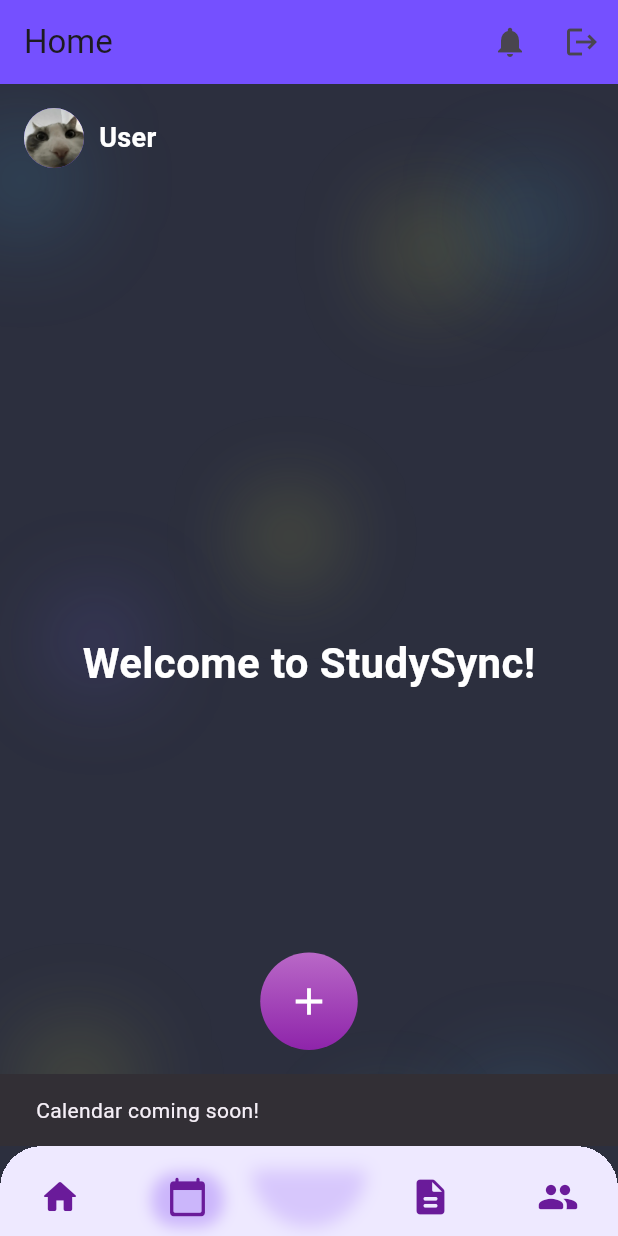
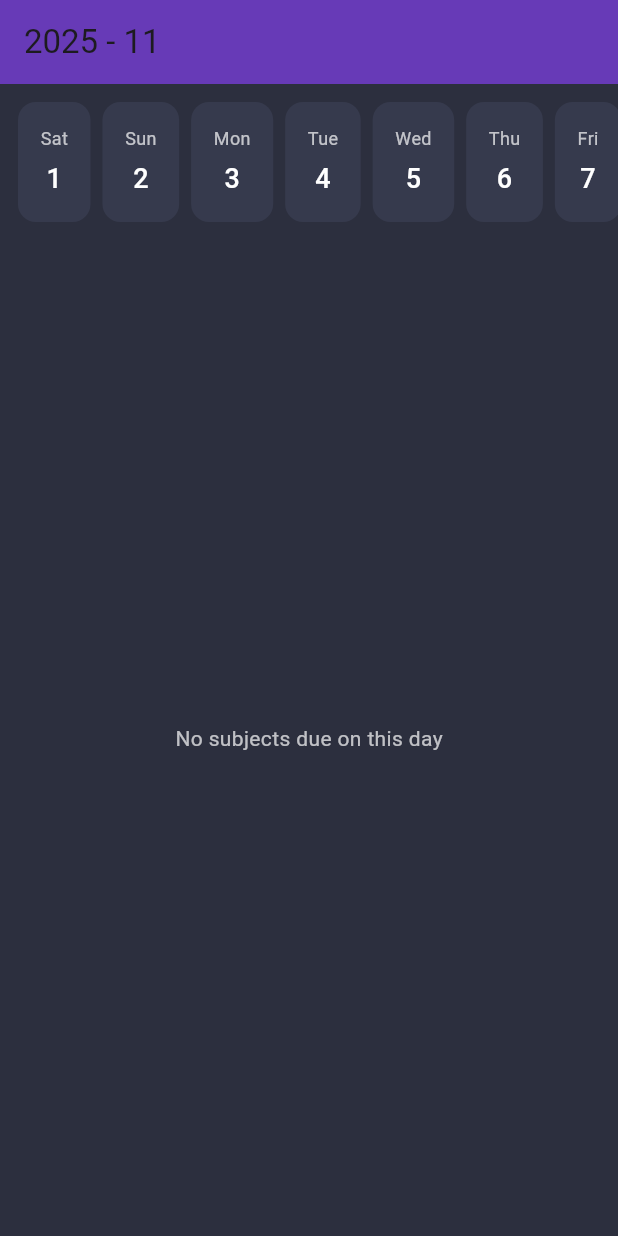
Before and after one commit to botyw7zin/my_app, a Flutter app: the Home screen opened by its route, item 2 of the bottom bar chosen, on a phone screen of 412 x 824 dp. Run offline on Flutter 3.47's test engine with Material 3 defaults, Android fonts, the phone set to English and light mode, and no system bars; our stand-ins replace cloud_firestore, connectivity_plus, firebase_auth, firebase_core, google_sign_in, hive and 2 more; missing offline and left inert: workmanager; accounts and stored records are empty; network calls fail; statements that could not run were skipped.

Commit message:
zaaaaaa7 nsa

```diff
--- /dev/null
+++ b/lib/screens/calendar_screen.dart
@@ -0,0 +1,203 @@
+import 'package:cloud_firestore/cloud_firestore.dart';
+import 'package:firebase_auth/firebase_auth.dart';
+import 'package:flutter/material.dart';
+import '../models/subject_model.dart';
+
+class CalendarScreen extends StatefulWidget {
+  const CalendarScreen({super.key});
+
+  @override
+  State<CalendarScreen> createState() => _CalendarScreenState();
+}
+
+class _CalendarScreenState extends State<CalendarScreen> {
+  late DateTime _today;
+  late DateTime _firstOfMonth;
+  late DateTime _lastOfMonth;
+  late DateTime _selected;
+
+  @override
+  void initState() {
+    super.initState();
+    _today = DateTime.now();
+    _firstOfMonth = DateTime(_today.year, _today.month, 1);
+    _lastOfMonth = DateTime(_today.year, _today.month + 1, 0);
+    _selected = DateTime(_today.year, _today.month, _today.day);
+  }
+
+  List<DateTime> _daysInMonth() {
+    final days = <DateTime>[];
+    for (int d = 1; d <= _lastOfMonth.day; d++) {
+      days.add(DateTime(_firstOfMonth.year, _firstOfMonth.month, d));
+    }
+    return days;
+  }
+
+  DateTime _startOfDay(DateTime d) => DateTime(d.year, d.month, d.day);
+  DateTime _endOfDay(DateTime d) => DateTime(d.year, d.month, d.day + 1);
+
+  Stream<QuerySnapshot<Map<String, dynamic>>> _subjectsForSelectedDay() {
+    final uid = FirebaseAuth.instance.currentUser!.uid;
+    final start = Timestamp.fromDate(_startOfDay(_selected));
+    final end = Timestamp.fromDate(_endOfDay(_selected));
+    return FirebaseFirestore.instance
+        .collection('users')
+        .doc(uid)
+        .collection('subjects')
+        .where('deadline', isGreaterThanOrEqualTo: start)
+        .where('deadline', isLessThan: end)
+        .orderBy('deadline')
+        .snapshots();
+  }
+
+  @override
+  Widget build(BuildContext context) {
+    final days = _daysInMonth();
+
+    return Scaffold(
+      backgroundColor: const Color(0xFF2C2F3E),
+      appBar: AppBar(
+        title: Text(
+          '${_today.year} - ${_today.month.toString().padLeft(2, '0')}',
+        ),
+        backgroundColor: Colors.deepPurple,
+      ),
+      body: Column(
+        children: [
+          const SizedBox(height: 12),
+          SizedBox(
+            height: 80,
+            child: ListView.separated(
+              padding: const EdgeInsets.symmetric(horizontal: 12),
+              scrollDirection: Axis.horizontal,
+              itemCount: days.length,
+              separatorBuilder: (_, __) => const SizedBox(width: 8),
+              itemBuilder: (context, index) {
+                final day = days[index];
+                final isSelected = day.year == _selected.year &&
+                    day.month == _selected.month &&
+                    day.day == _selected.day;
+
+                return GestureDetector(
+                  onTap: () => setState(() => _selected = day),
+                  child: AnimatedContainer(
+                    duration: const Duration(milliseconds: 150),
+                    padding: const EdgeInsets.symmetric(
+                        horizontal: 14, vertical: 10),
+                    decoration: BoxDecoration(
+                      color: isSelected
+                          ? const Color(0xFF7550FF)
+                          : const Color(0xFF363A4D),
+                      borderRadius: BorderRadius.circular(12),
+                      border: Border.all(
+                        color: isSelected
+                            ? const Color(0xFF9C84FF)
+                            : Colors.transparent,
+                      ),
+                    ),
+                    child: Column(
+                      mainAxisAlignment: MainAxisAlignment.center,
+                      children: [
+                        Text(
+                          ['Sun', 'Mon', 'Tue', 'Wed', 'Thu', 'Fri', 'Sat']
+                              [day.weekday % 7],
+                          style: TextStyle(
+                            color: isSelected
+                                ? Colors.white
+                                : Colors.white70,
+                            fontSize: 12,
+                          ),
+                        ),
+                        const SizedBox(height: 6),
+                        Text(
+                          day.day.toString(),
+                          style: TextStyle(
+                            color: Colors.white,
+                            fontSize: 18,
+                            fontWeight:
+                                isSelected ? FontWeight.w700 : FontWeight.w500,
+                          ),
+                        ),
+                      ],
+                    ),
+                  ),
+                );
+              },
+            ),
+          ),
+          const SizedBox(height: 12),
+          Expanded(
+            child: StreamBuilder<QuerySnapshot<Map<String, dynamic>>>(
+              stream: _subjectsForSelectedDay(),
+              builder: (context, snapshot) {
+                if (snapshot.connectionState == ConnectionState.waiting) {
+                  return const Center(
+                    child:
+                        CircularProgressIndicator(color: Colors.deepPurple),
+                  );
+                }
+                final docs = snapshot.data?.docs ?? [];
+                if (docs.isEmpty) {
+                  return const Center(
+                    child: Text(
+                      'No subjects due on this day',
+                      style: TextStyle(color: Colors.white70),
+                    ),
+                  );
+                }
+
+                return ListView.separated(
+                  padding: const EdgeInsets.all(16),
+                  itemCount: docs.length,
+                  separatorBuilder: (_, __) => const SizedBox(height: 10),
+                  itemBuilder: (context, index) {
+                    final data = docs[index].data();
+                    final title = (data['name'] ?? 'Untitled') as String;
+                    final type = (data['type'] ?? '') as String;
+                    final ts = data['deadline'] as Timestamp?;
+                    final deadline = ts?.toDate();
+
+                    return Container(
+                      decoration: BoxDecoration(
+                        color: const Color(0xFF363A4D),
+                        borderRadius: BorderRadius.circular(12),
+                      ),
+                      child: ListTile(
+                        title: Text(
+                          title,
+                          style: const TextStyle(color: Colors.white),
+                        ),
+                        subtitle: Column(
+                          crossAxisAlignment: CrossAxisAlignment.start,
+                          children: [
+                            if (type.isNotEmpty)
+                              Text(
+                                type,
+                                style: const TextStyle(
+                                    color: Colors.white70, fontSize: 12),
+                              ),
+                            if (deadline != null)
+                              Text(
+                                'Due at ${deadline.hour.toString().padLeft(2, '0')}:${deadline.minute.toString().padLeft(2, '0')}',
+                                style: const TextStyle(
+                                    color: Colors.white54, fontSize: 12),
+                              ),
+                          ],
+                        ),
+                        trailing: const Icon(Icons.chevron_right,
+                            color: Colors.white54),
+                        onTap: () {
+                          // TODO: open subject details
+                        },
+                      ),
+                    );
+                  },
+                );
+              },
+            ),
+          ),
+        ],
+      ),
+    );
+  }
+}
--- a/lib/screens/home.dart
+++ b/lib/screens/home.dart
@@ -1,6 +1,6 @@
 import 'package:flutter/material.dart';
 import 'package:firebase_auth/firebase_auth.dart';
-import 'package:cloud_firestore/cloud_firestore.dart';
+import 'package:hive_flutter/hive_flutter.dart';
 import '../widgets/base_screen.dart';
 import '../services/auth_service.dart';
 import 'friends_request_screen.dart';
@@ -14,7 +14,6 @@ class Home extends StatefulWidget {
 
 class _HomeState extends State<Home> {
   final AuthService _authService = AuthService();
-  final FirebaseFirestore _firestore = FirebaseFirestore.instance;
 
   void _show(String msg) {
     ScaffoldMessenger.of(context).showSnackBar(SnackBar(content: Text(msg)));
@@ -28,11 +27,14 @@ class _HomeState extends State<Home> {
     }
   }
 
-  Future<Map<String, dynamic>?> _loadProfile() async {
-    final uid = FirebaseAuth.instance.currentUser?.uid;
-    if (uid == null) return null;
-    final doc = await _firestore.collection('users').doc(uid).get();
-    return doc.data();
+  Map<String, dynamic> _loadProfileFromHive() {
+    final box = Hive.box('userBox');
+    return {
+      'displayName': box.get('displayName') ?? '',
+      'photoURL': box.get('photoURL') ?? 'assets/images/cat.png',
+      'email': box.get('email') ?? '',
+      'userId': box.get('userId') ?? FirebaseAuth.instance.currentUser?.uid,
+    };
   }
 
   void _openUserSettings() {
@@ -41,6 +43,10 @@ class _HomeState extends State<Home> {
 
   @override
   Widget build(BuildContext context) {
+    final data = _loadProfileFromHive();
+    final displayName = data['displayName'] as String;
+    final photoURL = data['photoURL'] as String;
+
     return BaseScreen(
       title: 'Home',
       currentScreen: 'Home',
@@ -49,14 +55,7 @@ class _HomeState extends State<Home> {
         child: Column(
           crossAxisAlignment: CrossAxisAlignment.start,
           children: [
-            FutureBuilder<Map<String, dynamic>?>(
-              future: _loadProfile(),
-              builder: (context, snapshot) {
-                final data = snapshot.data ?? {};
-                final displayName = (data['displayName'] ?? '') as String;
-                final photoURL = data['photoURL'] as String?;
-
-                return InkWell(
+            InkWell(
               onTap: _openUserSettings,
               borderRadius: BorderRadius.circular(24),
               child: Row(
@@ -64,8 +63,7 @@ class _HomeState extends State<Home> {
                   CircleAvatar(
                     radius: 20,
                     backgroundColor: const Color(0xFF7550FF),
-                        backgroundImage: (photoURL != null &&
-                                photoURL.startsWith('http'))
+                    backgroundImage: photoURL.startsWith('http')
                         ? NetworkImage(photoURL)
                         : const AssetImage('assets/images/cat.png')
                             as ImageProvider,
@@ -82,8 +80,6 @@ class _HomeState extends State<Home> {
                   ),
                 ],
               ),
-                );
-              },
             ),
             const SizedBox(height: 24),
             const Expanded(
--- a/lib/widgets/base_screen.dart
+++ b/lib/widgets/base_screen.dart
@@ -5,14 +5,15 @@ import '../screens/home.dart';
 import '../screens/subject_list_screen.dart';
 import '../screens/add_subject.dart';
 import '../screens/friends_screen.dart';
+import '../screens/calendar_screen.dart';
 
 class BaseScreen extends StatelessWidget {
   final String title;
   final Widget body;
   final List<Widget>? actions;
   final Color? appBarColor;
-  final String currentScreen; // Track which screen is active ('Home', 'Documents', 'People')
-  final bool automaticallyImplyLeading; // For back button control
+  final String currentScreen; // 'Home', 'Documents', 'People', 'Calendar'
+  final bool automaticallyImplyLeading;
 
   const BaseScreen({
     super.key,
@@ -34,7 +35,6 @@ class BaseScreen extends StatelessWidget {
   void _handleNavigation(BuildContext context, String label) {
     print('>>> [BaseScreen] Navigation tapped: $label from $currentScreen');
 
-    // Don't navigate if already on that screen
     if (label == currentScreen) {
       print('>>> [BaseScreen] Already on $label screen, ignoring navigation');
       return;
@@ -49,8 +49,10 @@ class BaseScreen extends StatelessWidget {
         );
         break;
       case 'Calendar':
-        ScaffoldMessenger.of(context).showSnackBar(
-          const SnackBar(content: Text('Calendar coming soon!')),
+        Navigator.pushAndRemoveUntil(
+          context,
+          MaterialPageRoute(builder: (context) => const CalendarScreen()),
+          (route) => false,
         );
         break;
       case 'Documents':
@@ -88,9 +90,12 @@ class BaseScreen extends StatelessWidget {
           body,
         ],
       ),
-      floatingActionButton: NavComponents.buildFAB(() => _navigateToAddSubject(context)),
+      floatingActionButton:
+          NavComponents.buildFAB(() => _navigateToAddSubject(context)),
       floatingActionButtonLocation: FloatingActionButtonLocation.centerDocked,
-      bottomNavigationBar: NavComponents.buildBottomBar((label) => _handleNavigation(context, label)),
+      bottomNavigationBar: NavComponents.buildBottomBar(
+        (label) => _handleNavigation(context, label),
+      ),
     );
   }
 }
```
Also changed, not shown: lib/main.dart (+22 -3 lines), lib/screens/subject_list_screen.dart (+36 -2 lines), lib/services/auth_service.dart (+18 -40 lines), lib/services/subject_service.dart (+79 -63 lines). Lines whose indentation alone changed are shown as unchanged.
